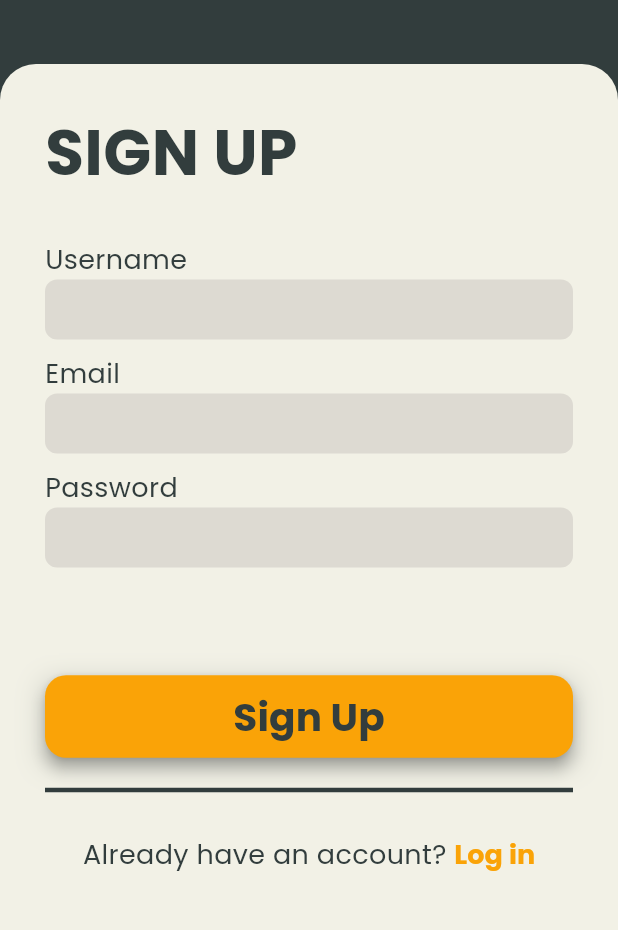
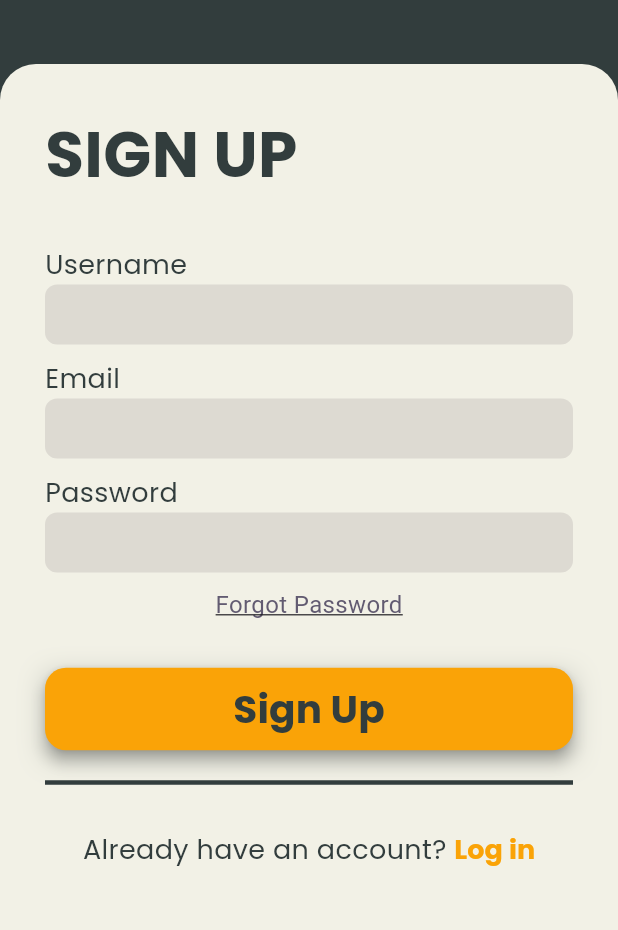
Before and after one commit to clarence00/letmecook, a Flutter app: the screen it shows after launch, after a tap on "Sign up", on a phone screen of 412 x 824 dp, the part 245-1175 px from its top. Run offline on Flutter 3.47's test engine with Material 3 defaults, Android fonts, the phone set to English and light mode, and no system bars; our stand-ins replace cloud_firestore, email_validator, file_picker, firebase_auth, firebase_core, firebase_storage and 5 more; missing offline and left inert: image_picker_web; accounts and stored records are empty; network calls fail.

Commit message:
Partial implementation of Forgot Password backend, errors with some variables. Fixes underway

```diff
--- a/lib/pages/login_page.dart
+++ b/lib/pages/login_page.dart
@@ -160,23 +160,44 @@ class _LogInPageState extends State<LogInPage> {
                             obscureText: true,
                           ),
                           const SizedBox(height: 10),
-                          Container(
-                            alignment: Alignment.centerRight,
-                            child: isLogin
-                                ? StyledButton(
-                                    text: 'Forgot Password?',
-                                    buttonStyle: 'text',
-                                    onPressed: forgotPassword)
-                                : const SizedBox(),
+                          GestureDetector(
+                            child: Text(
+                              'Forgot Password',
+                              style: TextStyle(
+                                decoration: TextDecoration.underline,
+                                color: Theme.of(context).colorScheme.secondary,
+                                fontSize: 16,
+                              )
+                            ),
+
                           ),
-                          const SizedBox(height: 10),
-                          Container(
-                            alignment: Alignment.centerLeft,
-                            child: StyledText(
-                                text: errorMessage == '' ? '' : '$errorMessage',
-                                size: 16,
-                                color: Colors.red),
-                          ),
+
+
+
+
+
+                          // Container(
+                          //   alignment: Alignment.centerRight,
+                          //   child: isLogin
+                          //       ? StyledButton(
+                          //           text: 'Forgot Password?',
+                          //           buttonStyle: 'text',
+                          //           onPressed: forgotPassword)
+                          //       : const SizedBox(),
+                          // ),
+
+
+
+
+
+                          // const SizedBox(height: 10),
+                          // Container(
+                          //   alignment: Alignment.centerLeft,
+                          //   child: StyledText(
+                          //       text: errorMessage == '' ? '' : '$errorMessage',
+                          //       size: 16,
+                          //       color: Colors.red),
+                          // ),
                         ],
                       ),
                     ),
--- a/pubspec.yaml
+++ b/pubspec.yaml
@@ -46,6 +46,7 @@ dependencies:
   file_picker: ^6.0.0
   image_picker_web: ^3.1.1
   intl: ^0.18.1
+  email_validator: ^2.1.17
 
 dev_dependencies:
   flutter_test:
```
Also changed, not shown: lib/pages/forgotpw_page.dart (added, +87 -0 lines), lib/utils.dart (+20 -0 lines), pubspec.lock.
